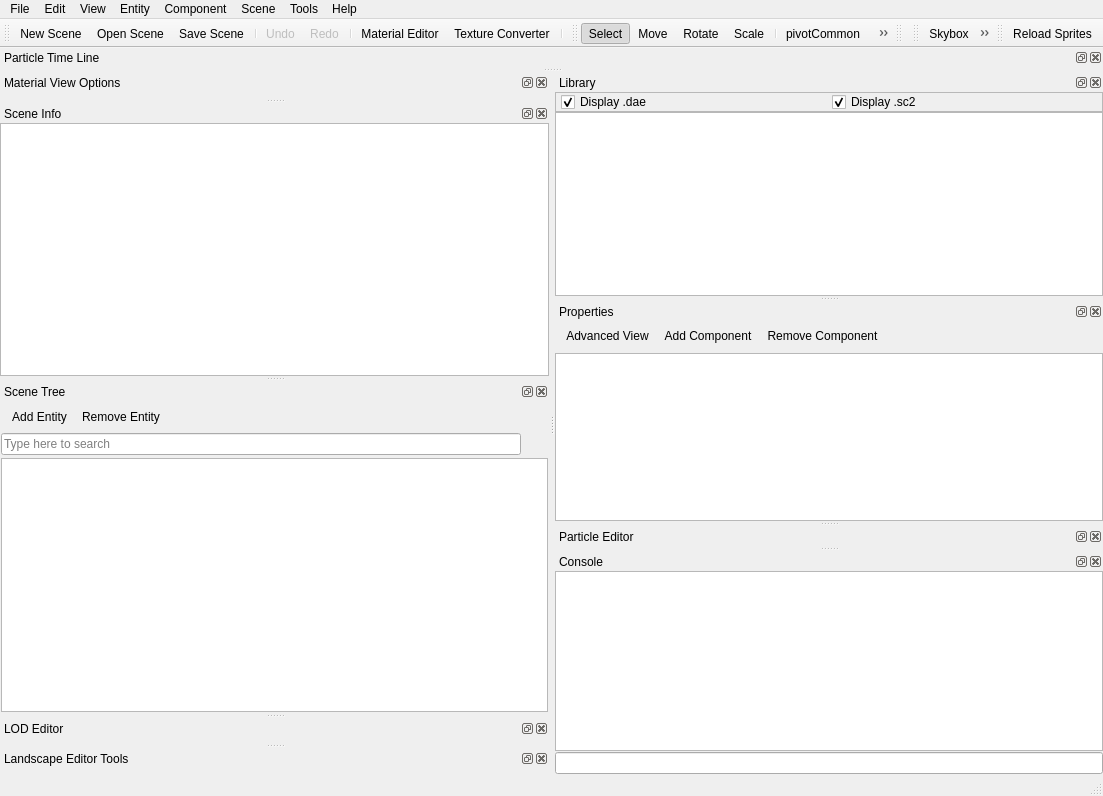
First picture: the form in Tools/ResourceEditor/DataQt/mainwindow.ui, repository xaoctech/dava.engine, before the edit.
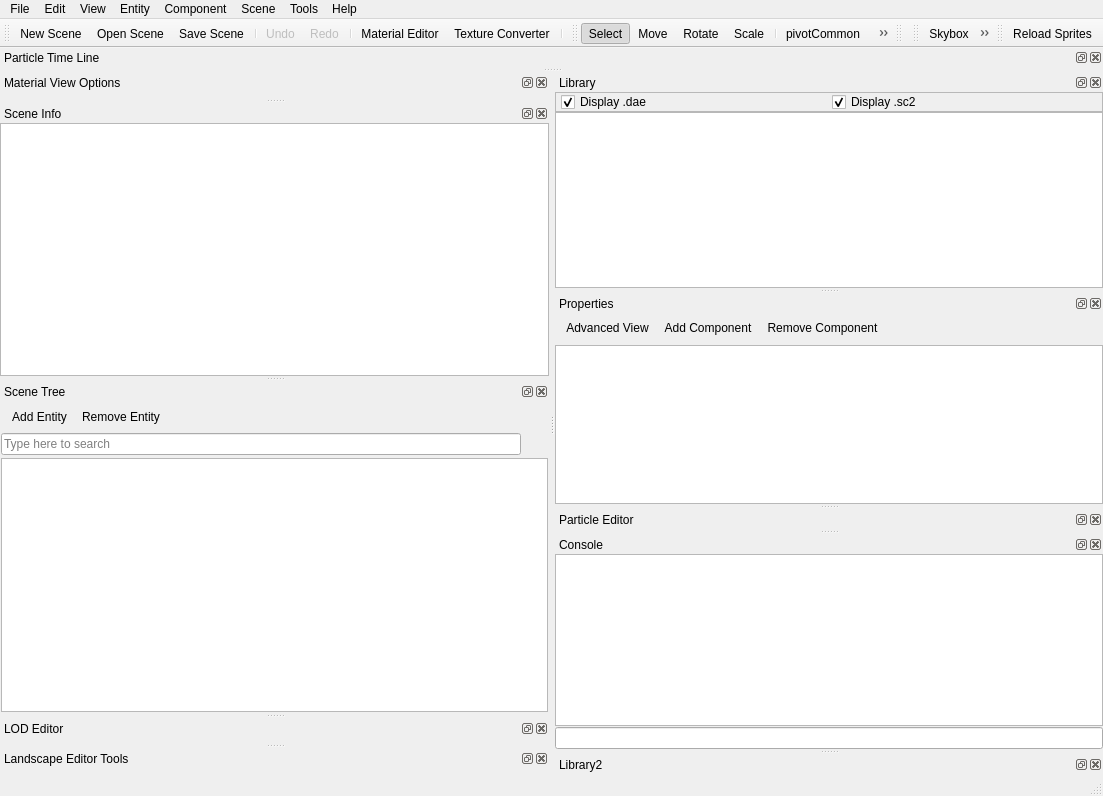
Second picture: the form after the edit. Icons and pictures are not drawn. Custom widgets are drawn as their Qt base class.

Commit message: [DF-2636] Restored Library2 at project

Diff of the .ui file:
```diff
--- a/Tools/ResourceEditor/DataQt/mainwindow.ui
+++ b/Tools/ResourceEditor/DataQt/mainwindow.ui
@@ -773,6 +773,15 @@
    </attribute>
    <addaction name="actionReloadSprites"/>
   </widget>
+  <widget class="QDockWidget" name="dockLibrary2">
+   <property name="windowTitle">
+    <string>Library2</string>
+   </property>
+   <attribute name="dockWidgetArea">
+    <number>2</number>
+   </attribute>
+   <widget class="LibraryTabWidget" name="libraryTabWidget"/>
+  </widget>
   <action name="actionNewScene">
    <property name="icon">
     <iconset resource="QtIcons.qrc">
@@ -1740,6 +1749,12 @@
    <header>DockLandscapeEditorControls/LandscapeEditorControlsPlaceholder.h</header>
    <container>1</container>
   </customwidget>
+  <customwidget>
+   <class>LibraryTabWidget</class>
+   <extends>QWidget</extends>
+   <header>DockLibrary2/LibraryTabWidget.h</header>
+   <container>1</container>
+  </customwidget>
  </customwidgets>
  <resources>
   <include location="QtIcons.qrc"/>
```
The commit also changes 7 other files.
